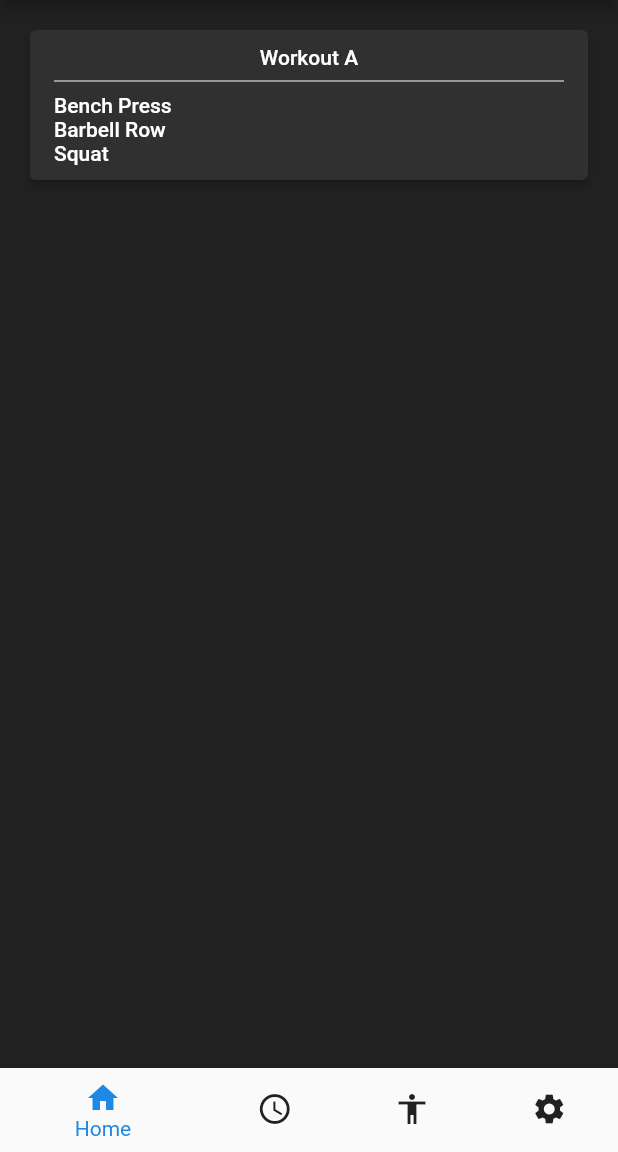
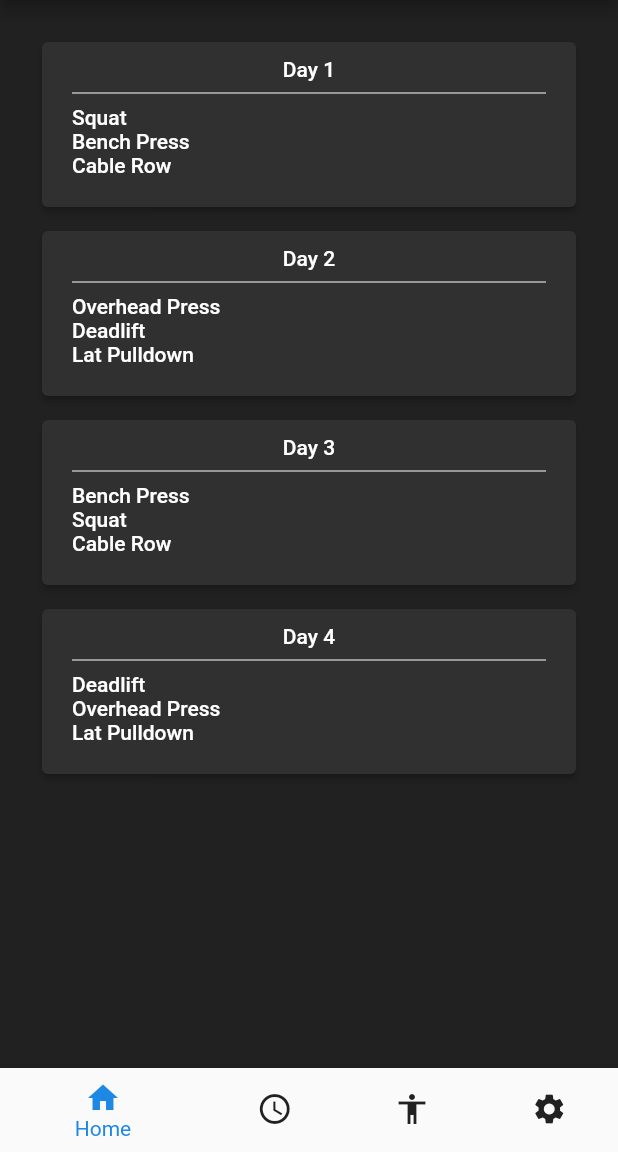
Before and after one commit to OliverCutting/workout-planner, a Flutter app: the screen it shows after launch, on a phone screen of 412 x 824 dp, the part 84-1236 px from its top. Run offline on Flutter 3.47's test engine with Material 2 defaults, Android fonts, the phone set to English and light mode, and no system bars.

Commit message:
create workout and plan classes

```diff
--- a/workoutplanner/lib/main.dart
+++ b/workoutplanner/lib/main.dart
@@ -3,6 +3,13 @@ import 'workout.dart';
 import 'plan.dart';
 
 void main() => runApp(MaterialApp(home: Home()));
+
+Workout workoutA = Workout("Day 1", ["Squat", "Bench Press", "Cable Row"]);
+Workout workoutB = Workout("Day 2", ["Overhead Press", "Deadlift", "Lat Pulldown"]);
+Workout workoutC = Workout("Day 3", ["Bench Press", "Squat", "Cable Row"]);
+Workout workoutD = Workout("Day 4", ["Deadlift", "Overhead Press", "Lat Pulldown"]);
+
+Plan gzclp = Plan("GZCLP", [workoutA, workoutB, workoutC, workoutD]);
 
 class Home extends StatefulWidget {
   const Home({Key? key}) : super(key: key);
@@ -29,38 +36,35 @@ class _HomeState extends State<Home> {
         backgroundColor: Colors.grey[850],
       ),
       body: Padding(
-        padding: const EdgeInsets.fromLTRB(20, 20, 20, 0),
+        padding: const EdgeInsets.fromLTRB(20, 20, 20, 20),
+        child: Column(children: [for(var workout in gzclp.workouts) Padding(
+          padding: const EdgeInsets.all(8.0),
           child: ListView(
-          children: [
-            ElevatedButton(
+            scrollDirection: Axis.vertical,
+            shrinkWrap: true,
+            children: [ ElevatedButton(
               onPressed: () {},
               style: TextButton.styleFrom(
                 backgroundColor: Colors.grey[850],
                 minimumSize: const Size.fromHeight(100),
+                padding: const EdgeInsets.fromLTRB(20, 10, 20, 20)
               ),
               child: Column(
                 children: [
                   Align(
                     alignment: Alignment.center,
-                    child: Text(Workout.name),
+                    child: Text(workout.name),
                   ),
                   const Divider(color: Colors.white,),
-                  Align(
+                  for(var exercise in workout.exercises) Align(
                     alignment: Alignment.centerLeft,
-                    child: Text(Workout.exercises[0]),
-                  ),
-                  Align(
-                    alignment: Alignment.centerLeft,
-                    child: Text(Workout.exercises[1]),
-                  ),
-                  Align(
-                    alignment: Alignment.centerLeft,
-                    child: Text(Workout.exercises[2]),
+                    child: Text(exercise),
                   ),
                 ],
               ),
+            ),],
           ),
-          ],
+        ),],
         ),
       ),
       bottomNavigationBar: BottomNavigationBar(
--- a/workoutplanner/lib/plan.dart
+++ b/workoutplanner/lib/plan.dart
@@ -1,3 +1,6 @@
 class Plan {
-  final workouts = [];
+  String name;
+  List workouts;
+
+  Plan(String this.name, List this.workouts);
 }
--- a/workoutplanner/lib/workout.dart
+++ b/workoutplanner/lib/workout.dart
@@ -1,4 +1,6 @@
 class Workout {
-  static String name  = 'Workout A';
-  static final exercises = ['Bench Press', 'Barbell Row', 'Squat'];
+  String name;
+  List exercises;
+
+  Workout(String this.name, List this.exercises);
 }
```
Also changed, not shown: 1 other file. Lines whose indentation alone changed are shown as unchanged.
